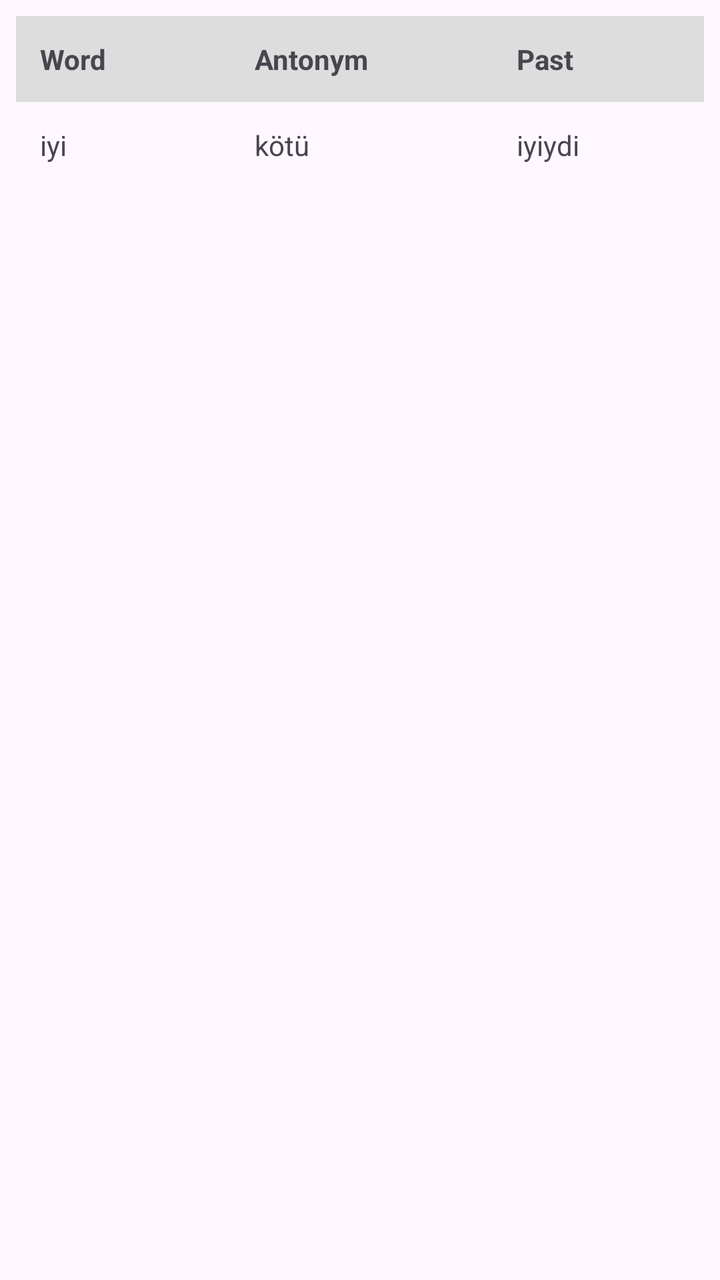
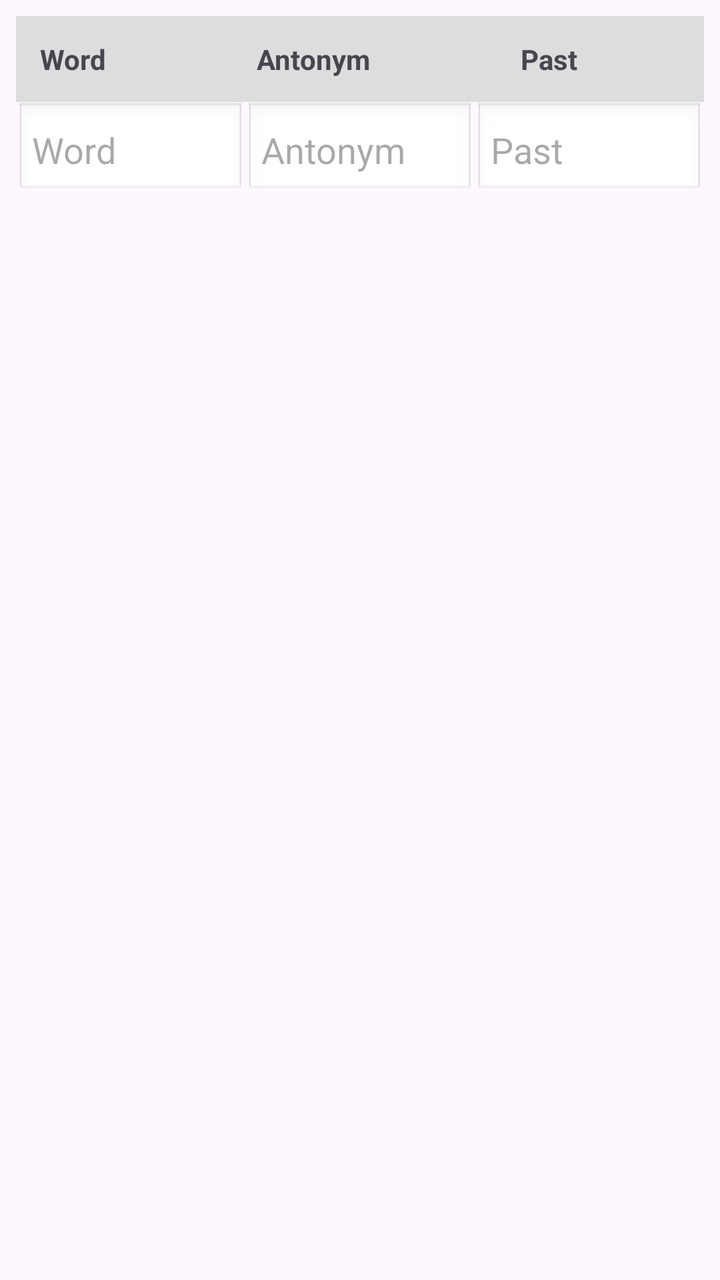

The first picture is an Android layout as it rendered before a commit; the second is the same layout after the commit. The layout source and the unified diff follow.
<!-- AndroidManifest.xml: application theme Theme.WordRemember -->
<!-- res/layout/activity_main.xml -->
<?xml version="1.0" encoding="utf-8"?>
<androidx.constraintlayout.widget.ConstraintLayout xmlns:android="http://schemas.android.com/apk/res/android"
    xmlns:app="http://schemas.android.com/apk/res-auto"
    xmlns:tools="http://schemas.android.com/tools"
    android:id="@+id/main"
    android:layout_width="match_parent"
    android:layout_height="match_parent"
    tools:context=".MainActivity">

    <ScrollView
        android:layout_width="match_parent"
        android:layout_height="match_parent">

        <TableLayout
            android:layout_width="match_parent"
            android:layout_height="wrap_content"
            android:stretchColumns="*"
            android:padding="8dp">

            
            <TableRow
                android:background="#DDDDDD">

                <TextView
                    android:text="Word"
                    android:padding="12dp"
                    android:textStyle="bold"/>

                <TextView
                    android:text="Antonym"
                    android:padding="12dp"
                    android:textStyle="bold"/>

                <TextView
                    android:text="Past"
                    android:padding="12dp"
                    android:textStyle="bold"/>
            </TableRow>

            
            <TableRow>

                <TextView
                    android:text="iyi"
                    android:padding="12dp"/>

                <TextView
                    android:text="kötü"
                    android:padding="12dp"/>

                <TextView
                    android:text="iyiydi"
                    android:padding="12dp"/>
            </TableRow>

        </TableLayout>

    </ScrollView>

</androidx.constraintlayout.widget.ConstraintLayout>
<!-- resources referenced by this layout -->
<resources>
  <style name="Theme.WordRemember" parent="Base.Theme.WordRemember" />
  <style name="Base.Theme.WordRemember" parent="Theme.Material3.DayNight.NoActionBar">
          
          
      </style>
</resources>

<!-- the commit's change to res/layout/activity_main.xml (unified diff, before → after) -->
@@ -37,21 +37,37 @@
                     android:textStyle="bold"/>
             </TableRow>
 
-            
             <TableRow>
 
-                <TextView
-                    android:text="iyi"
-                    android:padding="12dp"/>
+                <EditText
+                    android:layout_width="0dp"
+                    android:layout_weight="1"
+                    android:layout_height="wrap_content"
+                    android:padding="8dp"
+                    android:background="@android:drawable/edit_text"
+                    android:textColor="@color/black"
+                    android:hint="Word"/>
 
-                <TextView
-                    android:text="kötü"
-                    android:padding="12dp"/>
+                <EditText
+                    android:layout_width="0dp"
+                    android:layout_weight="1"
+                    android:layout_height="wrap_content"
+                    android:padding="8dp"
+                    android:background="@android:drawable/edit_text"
+                    android:textColor="@color/black"
+                    android:hint="Antonym"/>
 
-                <TextView
-                    android:text="iyiydi"
-                    android:padding="12dp"/>
+                <EditText
+                    android:layout_width="0dp"
+                    android:layout_weight="1"
+                    android:layout_height="wrap_content"
+                    android:padding="8dp"
+                    android:background="@android:drawable/edit_text"
+                    android:textColor="@color/black"
+                    android:hint="Past"/>
+
             </TableRow>
+
 
         </TableLayout>
 
<!-- resource entries referenced after the edit -->
@@ -1,5 +1,6 @@
 <!-- resources referenced by this layout -->
 <resources>
+  <color name="black">#FF000000</color>
   <style name="Theme.WordRemember" parent="Base.Theme.WordRemember" />
   <style name="Base.Theme.WordRemember" parent="Theme.Material3.DayNight.NoActionBar">
           
